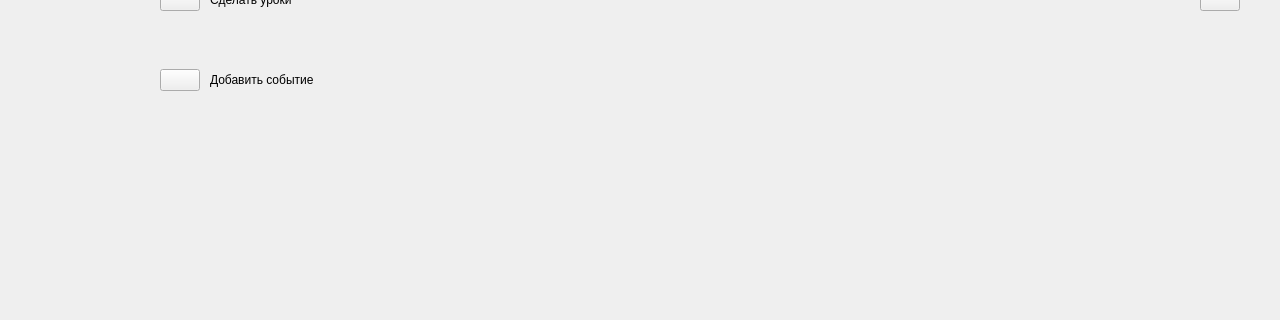
The window that mainwindow.ui (fnDxrk/ToDo_VPHAMI) describes before a commit, drawn with Qt 5; both pictures show x 0 to 1280 and y 88 to 408 of the 1280 by 720 pixel window.
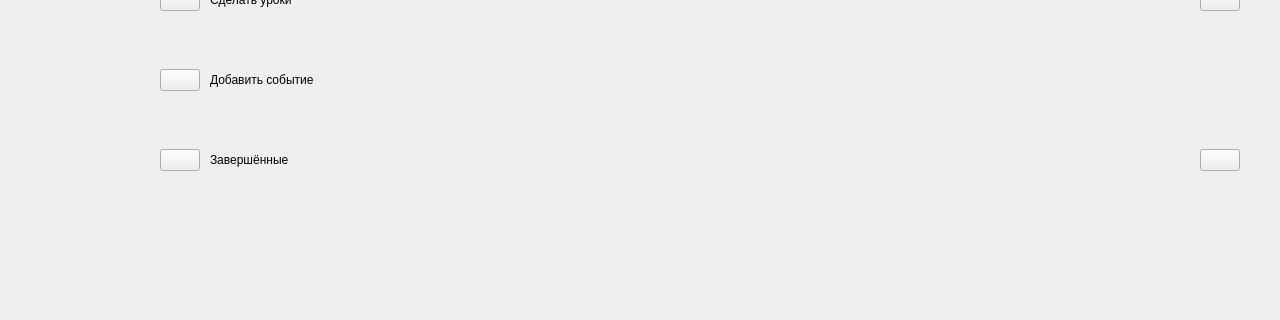
The same window after the commit. Icons and pictures are not drawn.

Commit message: Add completed_event widget

```diff
--- a/mainwindow.ui
+++ b/mainwindow.ui
@@ -550,6 +550,103 @@
              </layout>
             </widget>
            </item>
+           <item>
+            <widget class="QWidget" name="completed_event_widget" native="true">
+             <property name="minimumSize">
+              <size>
+               <width>0</width>
+               <height>60</height>
+              </size>
+             </property>
+             <layout class="QHBoxLayout" name="horizontalLayout_6">
+              <property name="spacing">
+               <number>0</number>
+              </property>
+              <property name="leftMargin">
+               <number>20</number>
+              </property>
+              <property name="topMargin">
+               <number>0</number>
+              </property>
+              <property name="rightMargin">
+               <number>20</number>
+              </property>
+              <property name="bottomMargin">
+               <number>0</number>
+              </property>
+              <item>
+               <widget class="QPushButton" name="arrow_right_button">
+                <property name="text">
+                 <string/>
+                </property>
+                <property name="icon">
+                 <iconset resource="resource.qrc">
+                  <normaloff>:/resource/icons/Arrow_right.png</normaloff>:/resource/icons/Arrow_right.png</iconset>
+                </property>
+                <property name="iconSize">
+                 <size>
+                  <width>20</width>
+                  <height>20</height>
+                 </size>
+                </property>
+               </widget>
+              </item>
+              <item>
+               <spacer name="horizontalSpacer_9">
+                <property name="orientation">
+                 <enum>Qt::Horizontal</enum>
+                </property>
+                <property name="sizeType">
+                 <enum>QSizePolicy::Fixed</enum>
+                </property>
+                <property name="sizeHint" stdset="0">
+                 <size>
+                  <width>10</width>
+                  <height>20</height>
+                 </size>
+                </property>
+               </spacer>
+              </item>
+              <item>
+               <widget class="QLabel" name="completed_event_text">
+                <property name="text">
+                 <string>Завершённые</string>
+                </property>
+               </widget>
+              </item>
+              <item>
+               <spacer name="horizontalSpacer_10">
+                <property name="orientation">
+                 <enum>Qt::Horizontal</enum>
+                </property>
+                <property name="sizeHint" stdset="0">
+                 <size>
+                  <width>883</width>
+                  <height>20</height>
+                 </size>
+                </property>
+               </spacer>
+              </item>
+              <item>
+               <widget class="QPushButton" name="trash_button">
+                <property name="text">
+                 <string/>
+                </property>
+                <property name="icon">
+                 <iconset resource="resource.qrc">
+                  <normaloff>:/resource/icons/Trash.png</normaloff>:/resource/icons/Trash.png</iconset>
+                </property>
+                <property name="iconSize">
+                 <size>
+                  <width>20</width>
+                  <height>20</height>
+                 </size>
+                </property>
+               </widget>
+              </item>
+             </layout>
+            </widget>
+           </item>
            <item>
             <spacer name="verticalSpacer_3">
              <property name="orientation">
@@ -558,7 +655,7 @@
              <property name="sizeHint" stdset="0">
               <size>
                <width>20</width>
-               <height>477</height>
+               <height>397</height>
               </size>
              </property>
             </spacer>
```
The commit also changes 3 other files.
